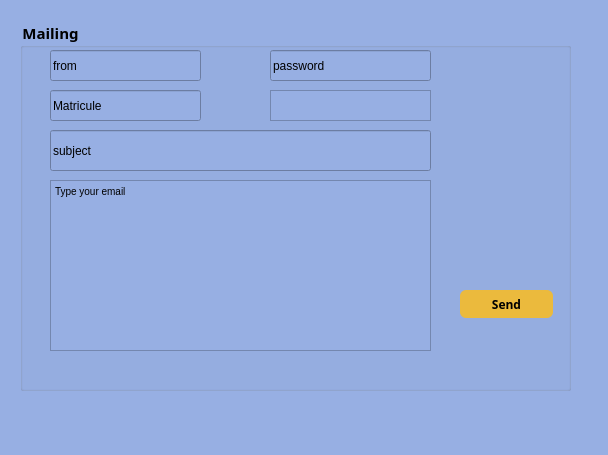
The window that dialog.ui (ajroudamira/Smart-radio-2A21) describes before a commit, drawn with Qt 5.
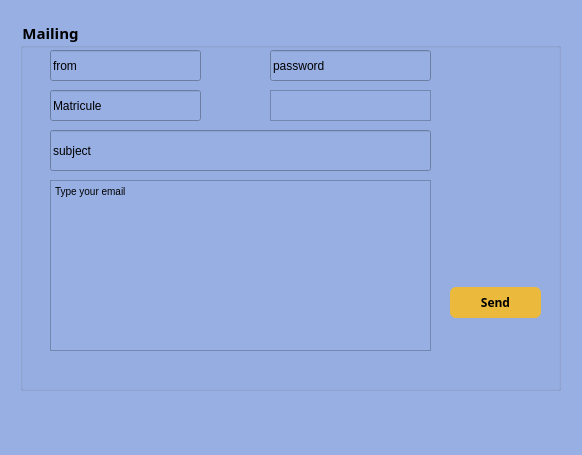
The same window after the commit.

Patch:
```diff
--- a/dialog.ui
+++ b/dialog.ui
@@ -6,7 +6,7 @@
    <rect>
     <x>0</x>
     <y>0</y>
-    <width>608</width>
+    <width>582</width>
     <height>455</height>
    </rect>
   </property>
@@ -22,7 +22,7 @@
      <rect>
       <x>20</x>
       <y>20</y>
-      <width>551</width>
+      <width>541</width>
       <height>371</height>
      </rect>
     </property>
@@ -92,10 +92,10 @@
     <widget class="QPushButton" name="pb_send">
      <property name="geometry">
       <rect>
-       <x>440</x>
-       <y>270</y>
-       <width>93</width>
-       <height>28</height>
+       <x>430</x>
+       <y>267</y>
+       <width>91</width>
+       <height>31</height>
       </rect>
      </property>
      <property name="font">
```
Left out of the diff: 2 changed lines with no effect on the pictures.
